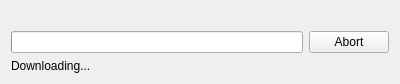
ZIMA-Engineering/ZIMA-CAD-Parts, file src/webdownloaderwidget.ui: the form before one commit.
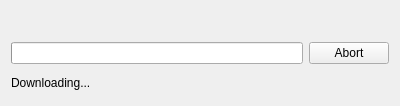
The form after the commit.

Patch:
```diff
--- a/src/webdownloaderwidget.ui
+++ b/src/webdownloaderwidget.ui
@@ -7,7 +7,7 @@
     <x>0</x>
     <y>0</y>
     <width>400</width>
-    <height>76</height>
+    <height>106</height>
    </rect>
   </property>
   <property name="windowTitle">
```
Left out of the diff: 3 changed lines with no effect on the pictures.
